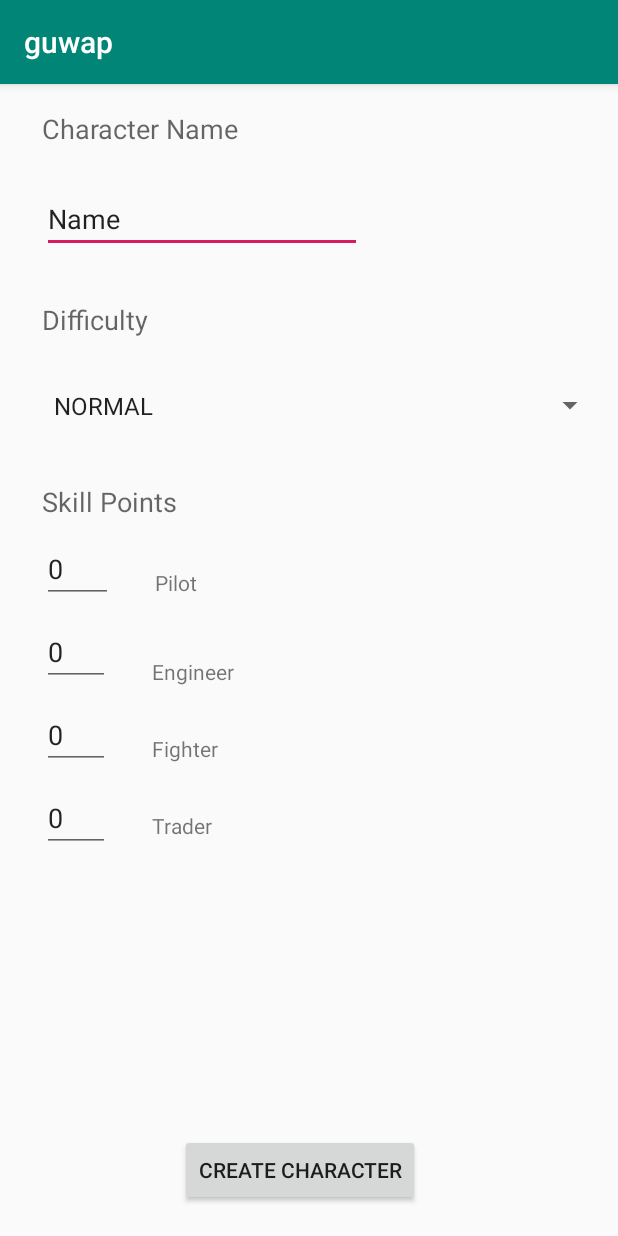
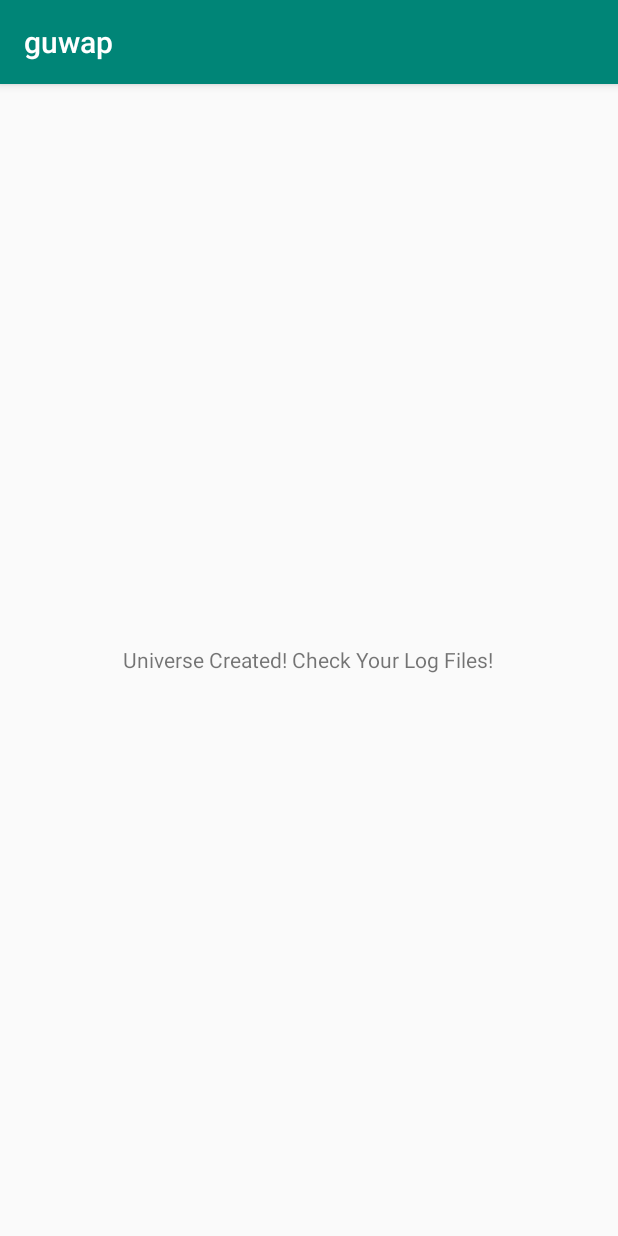
Before and after one commit to ModBahri/guwap, an Android app: the screen it shows after launch (ConfigurationActivity before the commit, UniverseCreated after it), after a tap on "CREATE CHARACTER", on a phone screen of 412 x 824 dp. Run offline under Robolectric (Android 15) with nearby library versions, the phone set to English and light mode, and no system bars.

Commit message:
Created UniverseCreated xml and button response

```diff
--- a/app/src/main/AndroidManifest.xml
+++ b/app/src/main/AndroidManifest.xml
@@ -9,6 +9,7 @@
         android:roundIcon="@mipmap/ic_launcher_round"
         android:supportsRtl="true"
         android:theme="@style/AppTheme">
+        <activity android:name=".view.UniverseCreated"></activity>
         <activity
             android:name=".view.ConfigurationActivity"
             android:label="@string/app_name">
--- a/app/src/main/java/com/example/guwap/view/ConfigurationActivity.java
+++ b/app/src/main/java/com/example/guwap/view/ConfigurationActivity.java
@@ -1,11 +1,13 @@
 package com.example.guwap.view;
 
 import android.content.Context;
+import android.content.Intent;
 import android.os.Bundle;
 import androidx.lifecycle.ViewModelProviders;
 import androidx.appcompat.app.AppCompatActivity;
 import android.view.View;
 import android.widget.ArrayAdapter;
+import android.widget.Button;
 import android.widget.EditText;
 import android.widget.Spinner;
 import android.widget.TextView;
@@ -20,6 +22,7 @@ import com.example.guwap.viewmodel.ConfigurationViewModel;
 public class ConfigurationActivity extends AppCompatActivity {
     /**View model reference*/
     private ConfigurationViewModel viewModel;
+    private Button button;
 
     /** Widgets used in this model */
     private TextView nameField;
@@ -47,6 +50,14 @@ public class ConfigurationActivity extends AppCompatActivity {
         engineer = findViewById(R.id.engineer);
         trader = findViewById(R.id.trader);
         fighter = findViewById(R.id.fighter);
+        button = (Button) findViewById(R.id.create);
+        button.setOnClickListener(new View.OnClickListener() {
+            @Override
+            public void onClick(View v) {
+                openUniverseCreated();
+            }
+        });
+
 
         /*
           Set up adapter to display the difficulty levels in the spinner
@@ -73,6 +84,15 @@ public class ConfigurationActivity extends AppCompatActivity {
         viewModel = ViewModelProviders.of(this).get(ConfigurationViewModel.class);
 
 
+    }
+
+    public void openUniverseCreated() {
+        Intent intent = new Intent(this, UniverseCreated.class);
+        startActivity(intent);
+    }
+
+    public void sendMessage(View view) {
+        // Do something in response to button
     }
 
     /**
--- a/app/src/main/java/com/example/guwap/view/MainActivity.java
+++ b/app/src/main/java/com/example/guwap/view/MainActivity.java
@@ -5,6 +5,7 @@ import com.google.android.material.bottomnavigation.BottomNavigationView;
 import androidx.appcompat.app.AppCompatActivity;
 import androidx.annotation.NonNull;
 import android.view.MenuItem;
+import android.view.View;
 import android.widget.TextView;
 
 import com.example.guwap.R;
--- /dev/null
+++ b/app/src/main/java/com/example/guwap/view/UniverseCreated.java
@@ -0,0 +1,16 @@
+package com.example.guwap.view;
+
+import androidx.appcompat.app.AppCompatActivity;
+
+import android.os.Bundle;
+
+import com.example.guwap.R;
+
+public class UniverseCreated extends AppCompatActivity {
+
+    @Override
+    protected void onCreate(Bundle savedInstanceState) {
+        super.onCreate(savedInstanceState);
+        setContentView(R.layout.activity_universe_created);
+    }
+}
--- a/app/src/main/res/layout/activity_config.xml
+++ b/app/src/main/res/layout/activity_config.xml
@@ -157,10 +157,10 @@
         android:layout_alignParentStart="true"
         android:layout_alignParentLeft="true"
         android:layout_alignParentBottom="true"
-        android:layout_marginBottom="20dp"
         android:layout_marginStart="120dp"
         android:layout_marginLeft="120dp"
-        android:onClick="onAddPressed"
+        android:layout_marginBottom="20dp"
+        android:onClick="sendMessage"
         android:text="Create Character" />
 
 </RelativeLayout>
--- /dev/null
+++ b/app/src/main/res/layout/activity_universe_created.xml
@@ -0,0 +1,17 @@
+<?xml version="1.0" encoding="utf-8"?>
+<RelativeLayout xmlns:android="http://schemas.android.com/apk/res/android"
+    xmlns:app="http://schemas.android.com/apk/res-auto"
+    xmlns:tools="http://schemas.android.com/tools"
+    android:layout_width="match_parent"
+    android:layout_height="match_parent">
+    tools:context="com.example.guwap.view.ConfigurationActivity"
+
+    <TextView
+        android:id="@+id/universeCreated"
+        android:layout_width="wrap_content"
+        android:layout_height="wrap_content"
+        android:text="Universe Created! Check Your Log Files!"
+        android:layout_centerVertical="true"
+        android:layout_centerHorizontal="true"
+        />
+</RelativeLayout>
--- a/app/src/main/res/layout/temporary.xml
+++ /dev/null
@@ -1,14 +0,0 @@
-<?xml version="1.0" encoding="utf-8"?>
-<LinearLayout xmlns:android="http://schemas.android.com/apk/res/android"
-    android:orientation="vertical" android:layout_width="match_parent"
-    android:layout_height="match_parent">
-
-    <TextView
-        android:id="@+id/universeCreated"
-        android:layout_width="wrap_content"
-        android:layout_height="wrap_content"
-        android:layout_gravity="center"
-        android:includeFontPadding="false"
-        android:text="Universe Created! Check Your Log Files!"
-        android:textAppearance="@style/TextAppearance.AppCompat.Large" />
-</LinearLayout>
```
